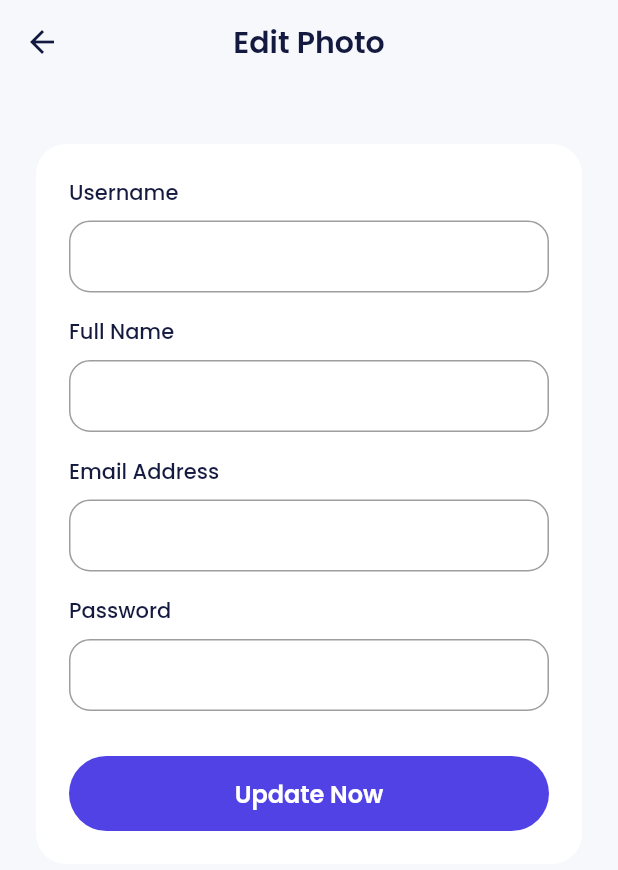
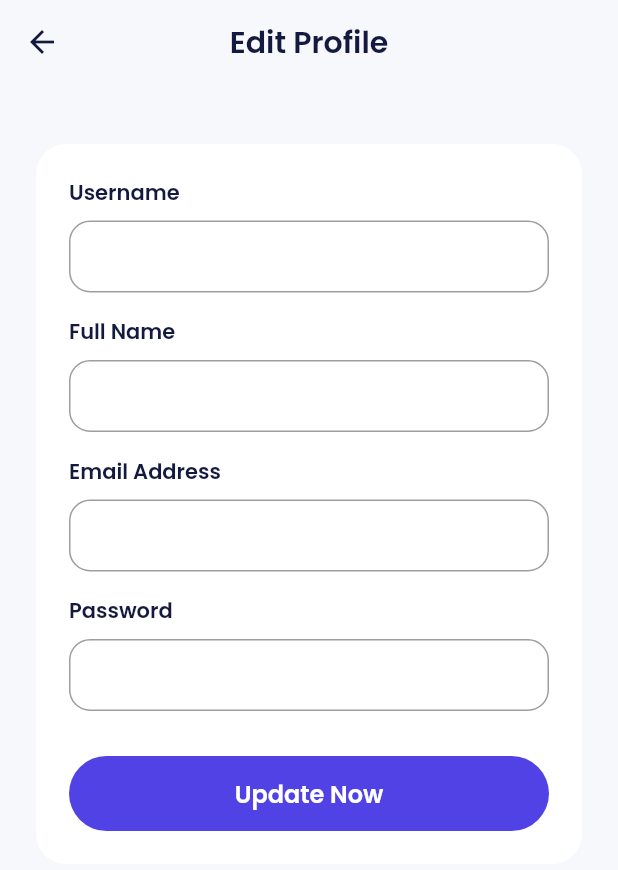
Before and after one commit to pahrizal-1/app_ewallet_pulsaflutter, a Flutter app: the EditProfilePage screen opened by its route, on a phone screen of 412 x 824 dp. Shown: the top 870 px of the screen. Run offline on Flutter 3.47's test engine with Material 2 defaults, Android fonts, the phone set to English and light mode, and no system bars; our stand-ins replace carousel_slider, google_fonts.

Commit message:
Upload Projek new

```diff
--- a/lib/main.dart
+++ b/lib/main.dart
@@ -2,7 +2,8 @@ import 'package:app_ecom_buidwigga/shared/theme.dart';
 import 'package:app_ecom_buidwigga/ui/pages/home_page.dart';
 import 'package:app_ecom_buidwigga/ui/pages/on_boarding_page.dart';
 import 'package:app_ecom_buidwigga/ui/pages/pin_page.dart';
-import 'package:app_ecom_buidwigga/ui/pages/profile_edit_photo.dart';
+import 'package:app_ecom_buidwigga/ui/pages/profile_edit_pin.dart';
+import 'package:app_ecom_buidwigga/ui/pages/profile_edit_profile.dart';
 import 'package:app_ecom_buidwigga/ui/pages/profile_page.dart';
 import 'package:app_ecom_buidwigga/ui/pages/sign_in_page.dart';
 import 'package:app_ecom_buidwigga/ui/pages/sign_up_page.dart';
@@ -49,6 +50,7 @@ class MyApp extends StatelessWidget {
         '/profil-page': (context) => const ProfilePage(),
         '/pin-page': (context) => const PinPage(),
         '/edit-profil-page': (context) => const EditProfilePage(),
+        '/edit-profil-pin': (context) => const ProfilEditPin(),
       },
     );
   }
--- a/lib/ui/pages/home_page.dart
+++ b/lib/ui/pages/home_page.dart
@@ -421,8 +421,8 @@ class _HomePageState extends State<HomePage> {
           ),
           // ignore: prefer_const_constructors
           Wrap(
-            spacing: 17,
-            runSpacing: 18,
+            spacing: 15,
+            runSpacing: 15,
             children: const [
               HomeTips(
                 imgUrl: 'assets/img_tips1.png',
--- a/lib/ui/pages/on_boarding_page.dart
+++ b/lib/ui/pages/on_boarding_page.dart
@@ -54,7 +54,7 @@ class _OnBoardingPageState extends State<OnBoardingPage> {
                 ),
               ],
               options: CarouselOptions(
-                height: 331,
+                height: 250,
                 viewportFraction: 1,
                 enableInfiniteScroll: false,
                 onPageChanged: (index, reason) {
--- a/lib/ui/pages/profile_edit_photo.dart
+++ b/lib/ui/pages/profile_edit_profile.dart
@@ -14,7 +14,7 @@ class EditProfilePage extends StatelessWidget {
       appBar: AppBar(
         // ignore: prefer_const_constructors
         title: Text(
-          'Edit Photo',
+          'Edit Profile',
         ),
       ),
       body: ListView(
@@ -31,7 +31,7 @@ class EditProfilePage extends StatelessWidget {
               ),
             ),
             child: Column(
-              children: const [
+              children: [
                 CustomFormField(
                   title: 'Username',
                 ),
@@ -57,7 +57,12 @@ class EditProfilePage extends StatelessWidget {
                 SizedBox(
                   height: 30,
                 ),
-                CustomFilledButton(title: 'Update Now')
+                CustomFilledButton(
+                  title: 'Update Now',
+                  onPressed: () {
+                    Navigator.pushNamed(context, '/edit-profil-pin');
+                  },
+                )
               ],
             ),
           ),
--- a/lib/ui/pages/sign_up_page.dart
+++ b/lib/ui/pages/sign_up_page.dart
@@ -98,6 +98,9 @@ class _SignUpPageState extends State<SignUpPage> {
               Navigator.pushNamed(context, '/sign-in');
             },
           ),
+          const SizedBox(
+            height: 50,
+          )
         ],
       ),
     );
--- a/lib/ui/pages/sign_up_set_ktp_page.dart
+++ b/lib/ui/pages/sign_up_set_ktp_page.dart
@@ -101,6 +101,10 @@ class _SignUpKtpState extends State<SignUpKtp> {
             title: 'Skip for Now',
             onPressed: () {},
           ),
+          // ignore: prefer_const_constructors
+          SizedBox(
+            height: 50,
+          )
         ],
       ),
     );
--- a/lib/ui/widgets/forms.dart
+++ b/lib/ui/widgets/forms.dart
@@ -27,7 +27,7 @@ class CustomFormField extends StatelessWidget {
           Text(
             title,
             style: blackTextStyle.copyWith(
-              fontWeight: medium,
+              fontWeight: semiBold,
             ),
           ),
         if (isShowTitle)
```
Also changed, not shown: lib/ui/pages/pin_page.dart (+6 -3 lines), lib/ui/pages/profile_edit_pin.dart (added, +63 -0 lines), lib/ui/pages/profile_page.dart (+5 -2 lines), 3 other files.
